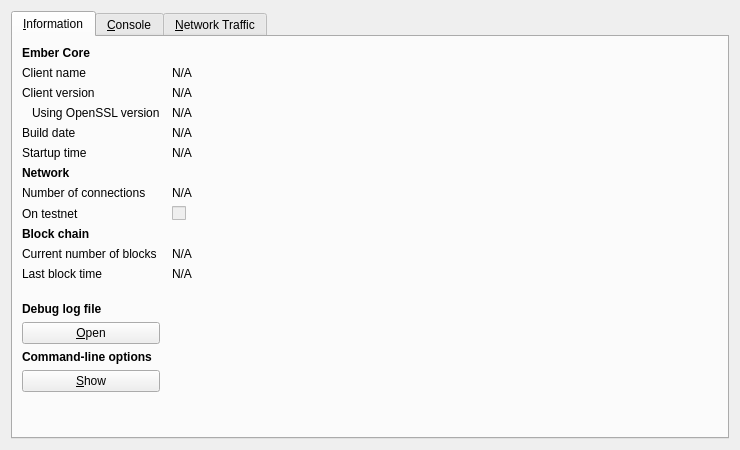
Above: src/qt/forms/rpcconsole.ui from zjohnson24/Ember before the change. Below: the same form after it.
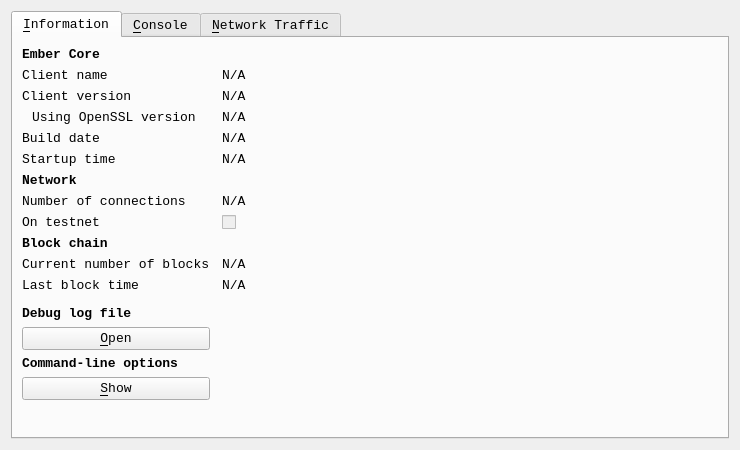
That is the form after the change. Icons and pictures are not drawn. Custom widgets are drawn as their Qt base class.

```diff
--- a/src/qt/forms/rpcconsole.ui
+++ b/src/qt/forms/rpcconsole.ui
@@ -10,6 +10,12 @@
     <height>450</height>
    </rect>
   </property>
+  <property name="font">
+   <font>
+    <family>Consolas</family>
+    <pointsize>10</pointsize>
+   </font>
+  </property>
   <property name="windowTitle">
    <string>Ember - Debug window</string>
   </property>
```
